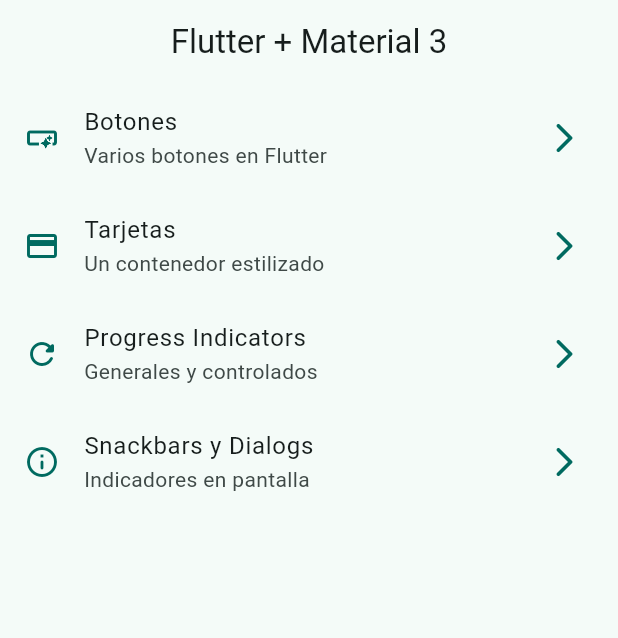
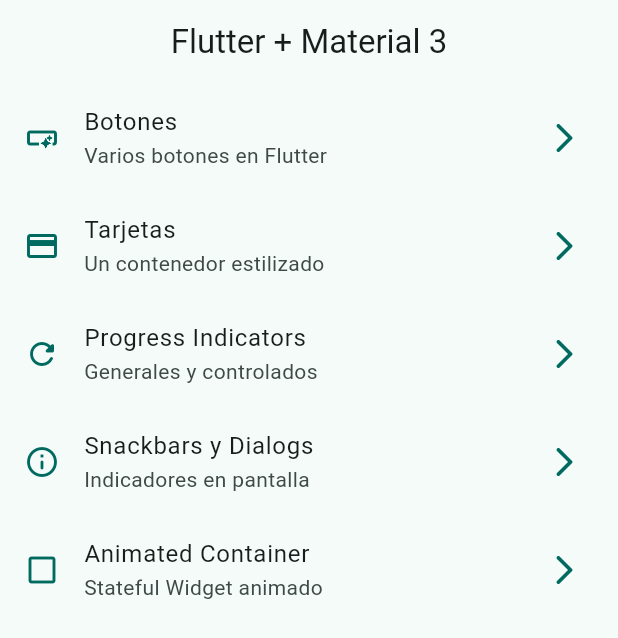
Before and after one commit to salcidogrijalva/widgets_app, a Flutter app: the screen it shows after launch, on a phone screen of 412 x 824 dp. Shown: the top 638 px of the screen. Run offline on Flutter 3.47's test engine with Material 3 defaults, Android fonts, the phone set to English and light mode, and no system bars; our stand-ins replace go_router.

Commit message:
Animated Container finished

```diff
--- a/lib/config/menu/menu_items.dart
+++ b/lib/config/menu/menu_items.dart
@@ -34,4 +34,9 @@ const List<MenuItem> appMenuItems = [
       subTitle: 'Indicadores en pantalla',
       link: '/snackbars',
       iconData: Icons.info_outline_rounded),
+  MenuItem(
+      title: 'Animated Container',
+      subTitle: 'Stateful Widget animado',
+      link: '/animated',
+      iconData: Icons.check_box_outline_blank),
 ];
--- a/lib/config/router/app_router.dart
+++ b/lib/config/router/app_router.dart
@@ -29,5 +29,10 @@ final appRouter = GoRouter(
       name: SnackbarScreen.name,
       builder: (context, state) => const SnackbarScreen(),
     ),
+    GoRoute(
+      path: '/animated',
+      name: AnimatedScreen.name,
+      builder: (context, state) => const AnimatedScreen(),
+    ),
   ],
 );
```
Also changed, not shown: lib/presentation/screens/animated/animated_screen.dart (+47 -2 lines).
